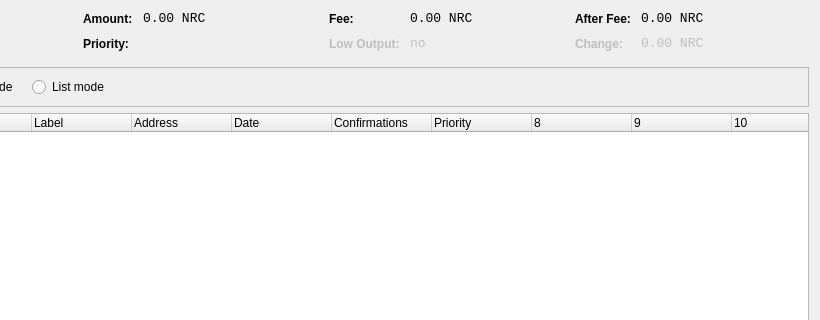
Before: the Qt Designer form src/qt/forms/coincontroldialog.ui in hydrocarboncoin/hydrocarbon, drawn with Qt 5; both pictures show x 180 to 1000 and y 0 to 320 of the 1000 by 500 pixel window.
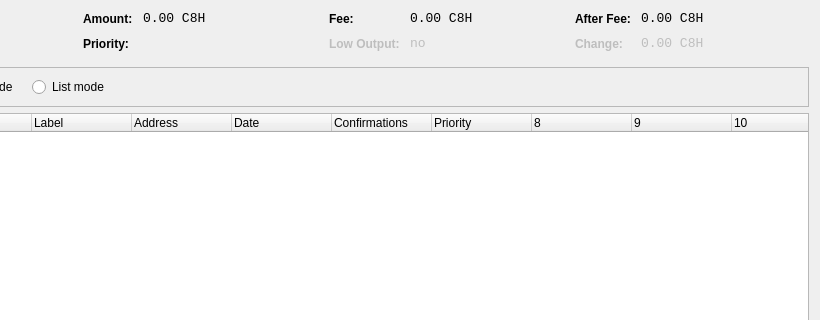
After: the same form once the commit is applied. Custom widgets are drawn as their Qt base class.

```diff
--- a/src/qt/forms/coincontroldialog.ui
+++ b/src/qt/forms/coincontroldialog.ui
@@ -141,7 +141,7 @@
           <enum>Qt::ActionsContextMenu</enum>
          </property>
          <property name="text">
-          <string notr="true">0.00 NRC</string>
+          <string notr="true">0.00 C8H</string>
          </property>
          <property name="textInteractionFlags">
           <set>Qt::LinksAccessibleByMouse|Qt::TextSelectableByKeyboard|Qt::TextSelectableByMouse</set>
@@ -221,7 +221,7 @@
           <enum>Qt::ActionsContextMenu</enum>
          </property>
          <property name="text">
-          <string notr="true">0.00 NRC</string>
+          <string notr="true">0.00 C8H</string>
          </property>
          <property name="textInteractionFlags">
           <set>Qt::LinksAccessibleByMouse|Qt::TextSelectableByKeyboard|Qt::TextSelectableByMouse</set>
@@ -307,7 +307,7 @@
           <enum>Qt::ActionsContextMenu</enum>
          </property>
          <property name="text">
-          <string notr="true">0.00 NRC</string>
+          <string notr="true">0.00 C8H</string>
          </property>
          <property name="textInteractionFlags">
           <set>Qt::LinksAccessibleByMouse|Qt::TextSelectableByKeyboard|Qt::TextSelectableByMouse</set>
@@ -345,7 +345,7 @@
           <enum>Qt::ActionsContextMenu</enum>
          </property>
          <property name="text">
-          <string notr="true">0.00 NRC</string>
+          <string notr="true">0.00 C8H</string>
          </property>
          <property name="textInteractionFlags">
           <set>Qt::LinksAccessibleByMouse|Qt::TextSelectableByKeyboard|Qt::TextSelectableByMouse</set>
```
